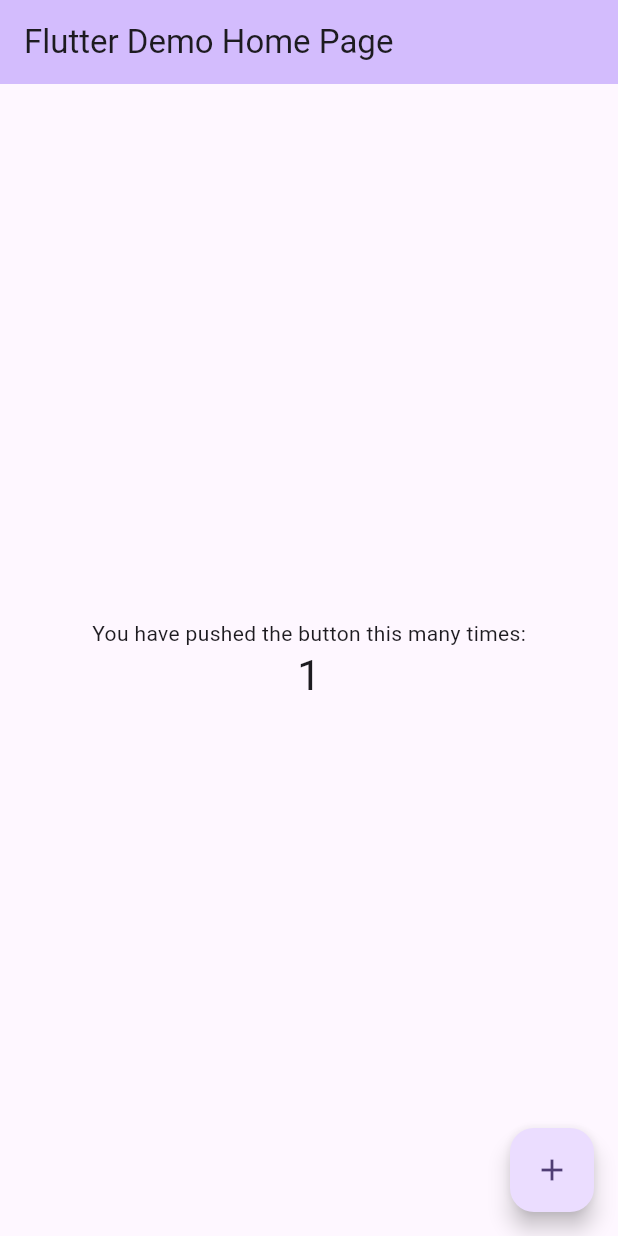
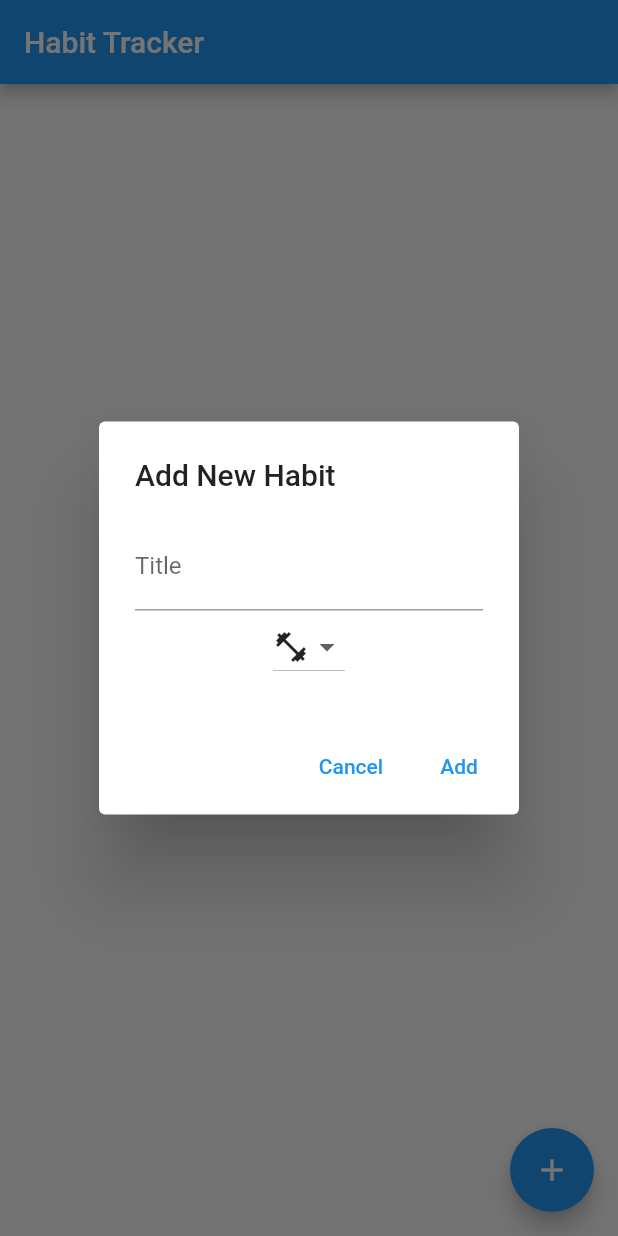
Before and after one commit to FloC0ding/HCI_habit_tracker, a Flutter app: the screen it shows after launch, after a tap on the "add" icon, on a phone screen of 412 x 824 dp. Run offline on Flutter 3.47's test engine with Material 2 defaults, Android fonts, the phone set to English and light mode, and no system bars.

Commit message:
Code Grundgeruest

```diff
--- a/lib/main.dart
+++ b/lib/main.dart
@@ -1,125 +1,164 @@
 import 'package:flutter/material.dart';
 
 void main() {
-  runApp(const MyApp());
+  runApp(MyApp());
 }
 
 class MyApp extends StatelessWidget {
-  const MyApp({super.key});
-
-  // This widget is the root of your application.
   @override
   Widget build(BuildContext context) {
     return MaterialApp(
-      title: 'Flutter Demo',
+      title: 'Habit Tracker',
       theme: ThemeData(
-        // This is the theme of your application.
-        //
-        // TRY THIS: Try running your application with "flutter run". You'll see
-        // the application has a blue toolbar. Then, without quitting the app,
-        // try changing the seedColor in the colorScheme below to Colors.green
-        // and then invoke "hot reload" (save your changes or press the "hot
-        // reload" button in a Flutter-supported IDE, or press "r" if you used
-        // the command line to start the app).
-        //
-        // Notice that the counter didn't reset back to zero; the application
-        // state is not lost during the reload. To reset the state, use hot
-        // restart instead.
-        //
-        // This works for code too, not just values: Most code changes can be
-        // tested with just a hot reload.
-        colorScheme: ColorScheme.fromSeed(seedColor: Colors.deepPurple),
-        useMaterial3: true,
+        primarySwatch: Colors.blue,
       ),
-      home: const MyHomePage(title: 'Flutter Demo Home Page'),
+      home: HabitTrackerPage(),
     );
   }
 }
 
-class MyHomePage extends StatefulWidget {
-  const MyHomePage({super.key, required this.title});
+//Class Defining what a Habit is
+class Habit {
+  String title;
+  String description;
+  int value;
+  IconData iconData;
 
-  // This widget is the home page of your application. It is stateful, meaning
-  // that it has a State object (defined below) that contains fields that affect
-  // how it looks.
-
-  // This class is the configuration for the state. It holds the values (in this
-  // case the title) provided by the parent (in this case the App widget) and
-  // used by the build method of the State. Fields in a Widget subclass are
-  // always marked "final".
-
-  final String title;
-
-  @override
-  State<MyHomePage> createState() => _MyHomePageState();
+  Habit({required this.title, required this.description, required this.value, required this.iconData});
 }
 
-class _MyHomePageState extends State<MyHomePage> {
-  int _counter = 0;
+class HabitTrackerPage extends StatefulWidget {
+  @override
+  _HabitTrackerPageState createState() => _HabitTrackerPageState();
+}
 
-  void _incrementCounter() {
+//Main Page with the home menu and everything. Also includes the Add new habit dialog
+class _HabitTrackerPageState extends State<HabitTrackerPage> {
+
+  //Variable needed to update the icon in the add new dialog, since it doesn't handle state updates in the showDialog
+  IconData? _selectedIcon;
+
+  //Define the list of available icons to choose from
+  final List<IconData> availableIcons = [
+    Icons.fitness_center,
+    Icons.book,
+    Icons.music_note,
+    Icons.work,
+    // ... add more, potentially also custom icons and icons not from the Icons class
+  ];
+  // List storing all the user habits
+  final List<Habit> _habits = [];
+
+  //Self-explanatory: Add a new habit to the list
+  void _addHabit(String title, String description, IconData icon) {
+    if(title.isNotEmpty){
       setState(() {
-      // This call to setState tells the Flutter framework that something has
-      // changed in this State, which causes it to rerun the build method below
-      // so that the display can reflect the updated values. If we changed
-      // _counter without calling setState(), then the build method would not be
-      // called again, and so nothing would appear to happen.
-      _counter++;
+        _habits.add(Habit(title: title, description: description, value: 0, iconData: icon));
       });
     }
+  }
 
+  //Render the stuff in the home menu
   @override
   Widget build(BuildContext context) {
-    // This method is rerun every time setState is called, for instance as done
-    // by the _incrementCounter method above.
-    //
-    // The Flutter framework has been optimized to make rerunning build methods
-    // fast, so that you can just rebuild anything that needs updating rather
-    // than having to individually change instances of widgets.
     return Scaffold(
       appBar: AppBar(
-        // TRY THIS: Try changing the color here to a specific color (to
-        // Colors.amber, perhaps?) and trigger a hot reload to see the AppBar
-        // change color while the other colors stay the same.
-        backgroundColor: Theme.of(context).colorScheme.inversePrimary,
-        // Here we take the value from the MyHomePage object that was created by
-        // the App.build method, and use it to set our appbar title.
-        title: Text(widget.title),
+        title: Text('Habit Tracker'),
       ),
-      body: Center(
-        // Center is a layout widget. It takes a single child and positions it
-        // in the middle of the parent.
+
+      //List with all the habits
+      body: ListView.builder(
+        itemCount: _habits.length,
+        itemBuilder: (context, index) {
+
+          //Cards are clickable!
+          return Card(
+            elevation: 4.0, //Shadow effect
+            margin: EdgeInsets.symmetric(horizontal: 10, vertical: 5),
+            child: InkWell(
+              onTap: () {
+                // Handle the tap event
+                print('Habit Pressed: ${_habits[index].title}');
+                setState(() {
+                  _habits[index].value++;
+                });
+              },
+              child: ListTile(
+                leading: Icon(_habits[index].iconData),
+                title: Text(_habits[index].title),
+                subtitle: Text("Count: ${_habits[index].value}"),
+              ),
+            ),
+          );
+        },
+      ),
+
+      //Add new Habit button
+      floatingActionButton: FloatingActionButton(
+        onPressed: _showAddHabitDialog,
+        child: Icon(Icons.add),
+      ),
+    );
+  }
+
+  //Add new Habit dialog
+  Future<void> _showAddHabitDialog() async{ //The Dialog for adding a new habit
+    TextEditingController titleController = TextEditingController();
+    IconData selectedIcon = availableIcons.first;
+
+    return showDialog<void>(
+      context: context,
+      barrierDismissible: false,
+      builder: (BuildContext context) {
+        return StatefulBuilder(
+          builder: (context, setStateDialog){
+            return AlertDialog(
+              title: Text('Add New Habit'),
+              content: SingleChildScrollView(
                 child: Column(
-          // Column is also a layout widget. It takes a list of children and
-          // arranges them vertically. By default, it sizes itself to fit its
-          // children horizontally, and tries to be as tall as its parent.
-          //
-          // Column has various properties to control how it sizes itself and
-          // how it positions its children. Here we use mainAxisAlignment to
-          // center the children vertically; the main axis here is the vertical
-          // axis because Columns are vertical (the cross axis would be
-          // horizontal).
-          //
-          // TRY THIS: Invoke "debug painting" (choose the "Toggle Debug Paint"
-          // action in the IDE, or press "p" in the console), to see the
-          // wireframe for each widget.
-          mainAxisAlignment: MainAxisAlignment.center,
                   children: <Widget>[
-            const Text(
-              'You have pushed the button this many times:',
+                    TextField(
+                      controller: titleController,
+                      decoration: InputDecoration(labelText: 'Title'),
                     ),
-            Text(
-              '$_counter',
-              style: Theme.of(context).textTheme.headlineMedium,
+                    DropdownButton<IconData>(
+                      value: _selectedIcon ?? availableIcons.first,
+                      onChanged: (IconData? newValue) {
+                        selectedIcon = newValue!;
+                        setStateDialog(() => _selectedIcon = newValue);
+                        setState(() => _selectedIcon = newValue);
+                      },
+                      items: availableIcons.map<DropdownMenuItem<IconData>>((IconData value) {
+                        return DropdownMenuItem<IconData>(
+                          value: value,
+                          child: Icon(value),
+                        );
+                      }).toList(),
                     ),
                   ],
                 ),
               ),
-      floatingActionButton: FloatingActionButton(
-        onPressed: _incrementCounter,
-        tooltip: 'Increment',
-        child: const Icon(Icons.add),
-      ), // This trailing comma makes auto-formatting nicer for build methods.
+              actions: <Widget>[
+                TextButton(
+                  child: Text('Cancel'),
+                  onPressed: () {
+                    Navigator.of(context).pop();
+                  },
+                ),
+                TextButton(
+                  child: Text('Add'),
+                  onPressed: () {
+                    _addHabit(titleController.text, "Some description", selectedIcon);
+                    Navigator.of(context).pop();
+                  },
+                ),
+              ],
+            );
+          },
+        );
+      },
     );
   }
+
+
 }
```
Also changed, not shown: 60 other files. Lines whose indentation alone changed are shown as unchanged.
